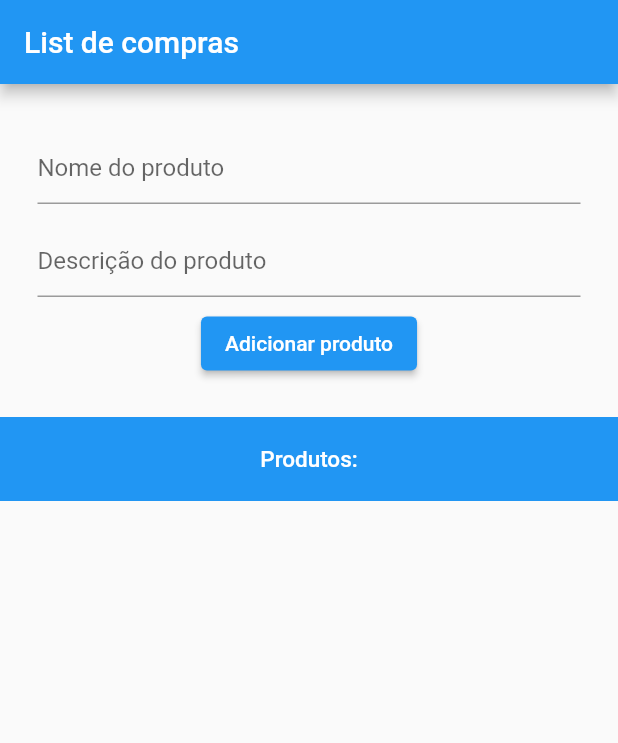
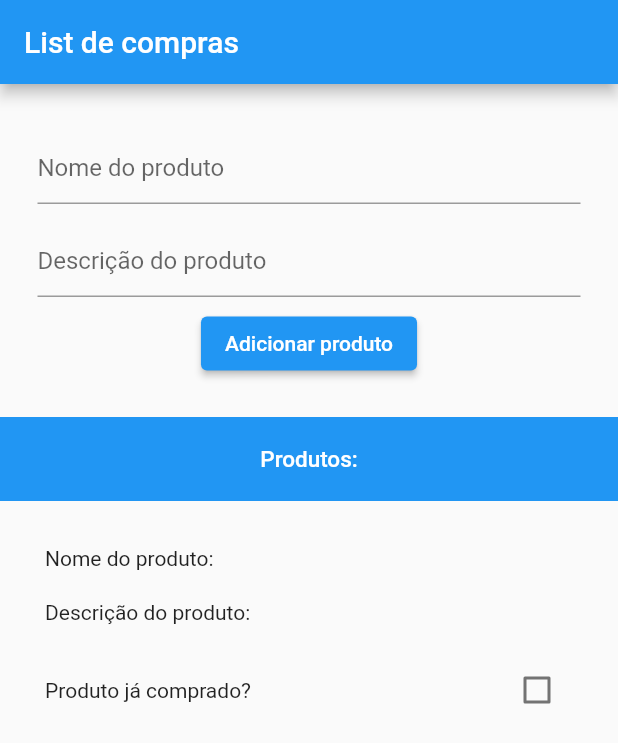
Before and after one commit to natan-alex/flutter, a Flutter app: the screen it shows after launch, after a tap on "Adicionar produto", on a phone screen of 412 x 824 dp. Shown: the top 743 px of the screen. Run offline on Flutter 3.47's test engine with Material 2 defaults, Android fonts, the phone set to English and light mode, and no system bars; our stand-ins replace flutter_mobx, mobx, sqflite; accounts and stored records are empty; generated files the repository leaves out were written again.

Commit message:
show the list items in a better way

```diff
--- a/shopping_list/lib/views/product_list_view.dart
+++ b/shopping_list/lib/views/product_list_view.dart
@@ -2,6 +2,7 @@ import 'package:flutter/material.dart';
 import 'package:flutter_mobx/flutter_mobx.dart';
 import 'package:provider/provider.dart';
 import 'package:shopping_list/controllers/product_controller.dart';
+import 'package:shopping_list/models/product.dart';
 
 class ProductListView extends StatefulWidget {
   @override
@@ -14,30 +15,64 @@ class _ProductListViewState extends State<ProductListView> {
     var controller = Provider.of<ProductController>(context);
 
     return Column(children: [
-      PreferredSize(
-          preferredSize: const Size.fromHeight(2),
-          child: AppBar(
+      AppBar(
         title: const Text(
           "Produtos:",
           style: TextStyle(fontSize: 15),
         ),
         centerTitle: true,
         elevation: 0.0,
-          )),
+      ),
       Observer(
           builder: (_) => controller.products.isNotEmpty
               ? ListView.builder(
                   shrinkWrap: true,
                   itemCount: controller.products.length,
-                  itemBuilder: (_, index) {
-                    final currentItem = controller.products[index];
-
-                    return ListTile(
-                      title: Text(currentItem.name),
-                      subtitle: Text(currentItem.description),
-                    );
-                  })
-              : const Text('Não há nenhum produto para ser exibido'))
+                  itemBuilder: (_, index) => getExpansionTileWithProductInfos(
+                      controller.products[index], controller))
+              : const Padding(
+                  child: Text('Não há nenhum produto para ser exibido'),
+                  padding: EdgeInsets.only(top: 10, bottom: 10),
+                ))
     ]);
   }
+
+  getExpansionTileWithProductInfos(
+      Product product, ProductController controller) {
+    return Padding(
+        padding: const EdgeInsets.all(20),
+        child: Column(children: [
+          Padding(
+              padding: const EdgeInsets.all(10),
+              child: Row(
+                  mainAxisAlignment: MainAxisAlignment.spaceBetween,
+                  children: [
+                    const Text('Nome do produto: '),
+                    Text(product.name),
+                  ])),
+          Padding(
+              padding: const EdgeInsets.all(10),
+              child: Row(
+                  mainAxisAlignment: MainAxisAlignment.spaceBetween,
+                  children: [
+                    const Text('Descrição do produto: '),
+                    Text(product.description)
+                  ])),
+          Padding(
+              padding: const EdgeInsets.all(10),
+              child: Row(
+                  mainAxisAlignment: MainAxisAlignment.spaceBetween,
+                  children: [
+                    const Text('Produto já comprado? '),
+                    Checkbox(
+                        value: product.wasAlreadyBought,
+                        onChanged: (value) {
+                          if (value != null) {
+                            product.wasAlreadyBought = value;
+                            controller.updateProduct(product);
                           }
+                        })
+                  ]))
+        ]));
+  }
+}
```
Lines whose indentation alone changed are shown as unchanged.
